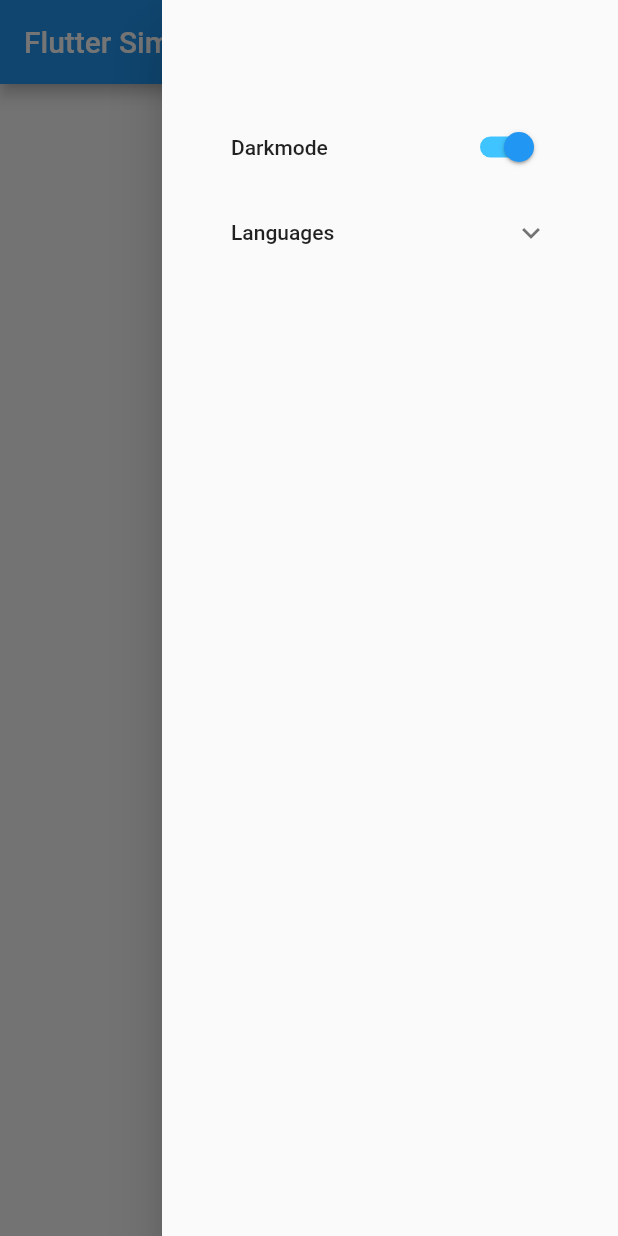
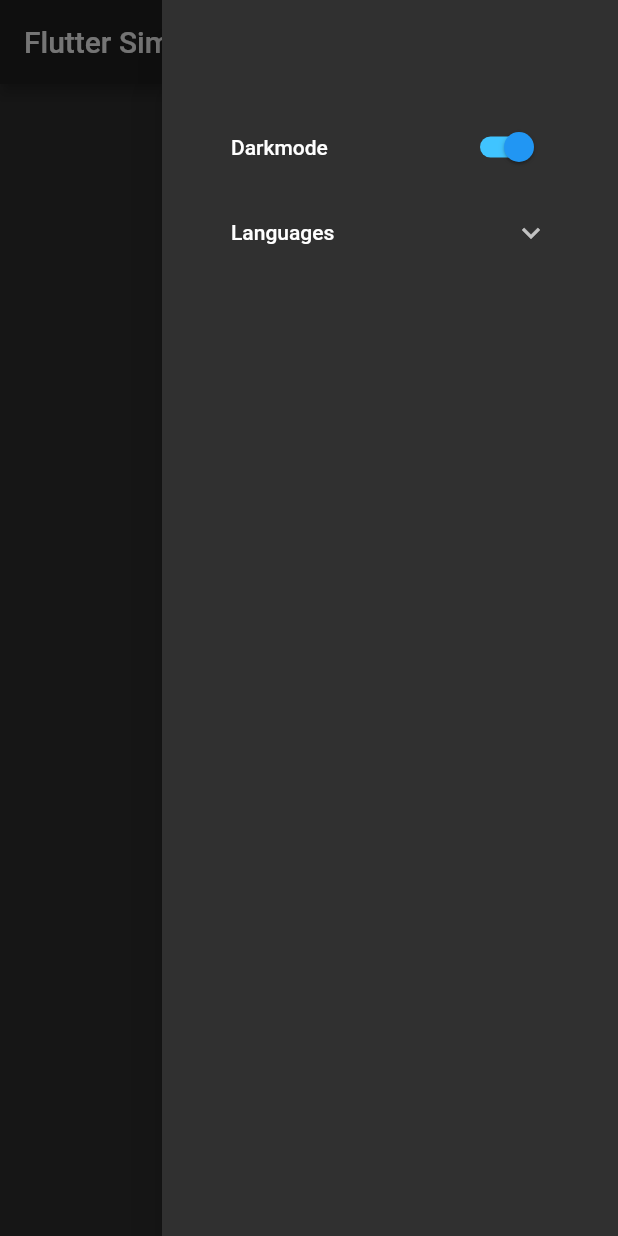
Before and after one commit to darkhorse07232020/Flutter_App_integrated_Firebase_and_API, a Flutter app: the screen it shows after launch, in the side drawer, after a tap on "Darkmode", on a phone screen of 412 x 824 dp. Run offline on Flutter 3.47's test engine with Material 2 defaults, Android fonts, the phone set to English and light mode, and no system bars; our stand-ins replace cloud_firestore, dynamic_theme, firebase_core; accounts and stored records are empty; network calls fail.

Commit message:
2020-09-24-4

```diff
--- a/lib/main.dart
+++ b/lib/main.dart
@@ -192,6 +192,6 @@ class _MyHomePageState extends State<MyHomePage> {
 
   void changeBrightness() {
     DynamicTheme.of(context)
-        .setBrightness(themeSwitched ? Brightness.light : Brightness.dark);
+        .setBrightness(themeSwitched ? Brightness.dark : Brightness.light);
   }
 }
```
